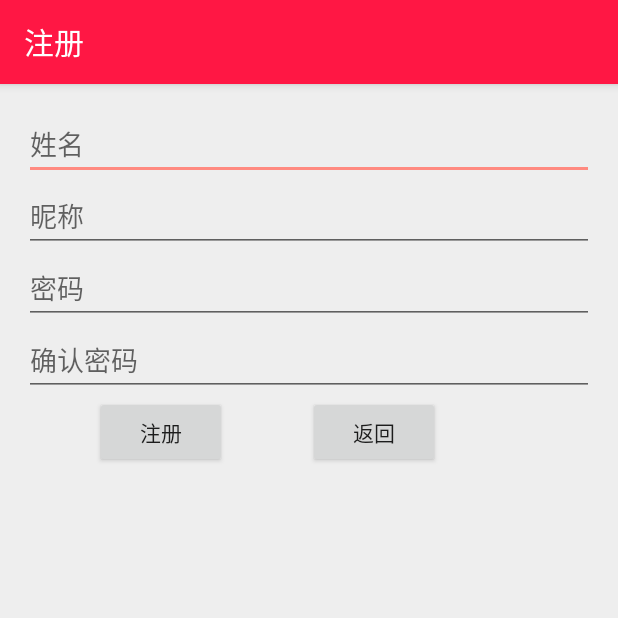
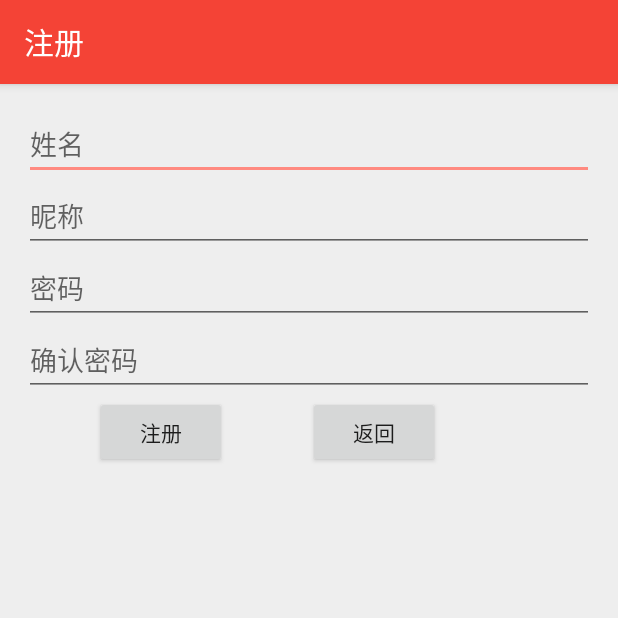
Before and after one commit to jhx314/CloudNote, an Android app: the screen it shows after launch (RegisterActivity), after a tap on "点击注册", on a phone screen of 412 x 824 dp, the top half of it. Run offline under Robolectric (Android 15) with nearby library versions, the phone set to English and light mode, and no system bars; our stand-ins replace Volley; libraries missing offline, so code that uses them is left out: com.roger.catloadinglibrary; network calls fail; 2 statements that could not run were skipped.

Commit message:
我的毕业设计'云笔记'安卓客服端,修改于2016.4.18

```diff
--- a/app/src/main/res/values/colors.xml
+++ b/app/src/main/res/values/colors.xml
@@ -1,7 +1,7 @@
 <?xml version="1.0" encoding="utf-8"?>
 <resources>
-    <color name="colorPrimary">#FF1744</color>
-    <color name="colorPrimaryDark">#D50000</color>
+    <color name="colorPrimary">#F44336</color>
+    <color name="colorPrimaryDark">#D32F2F</color>
     <color name="colorAccent">#FF8A80</color>
 
     <color name="colorTextPrimary">#FFFFFF</color>
```
